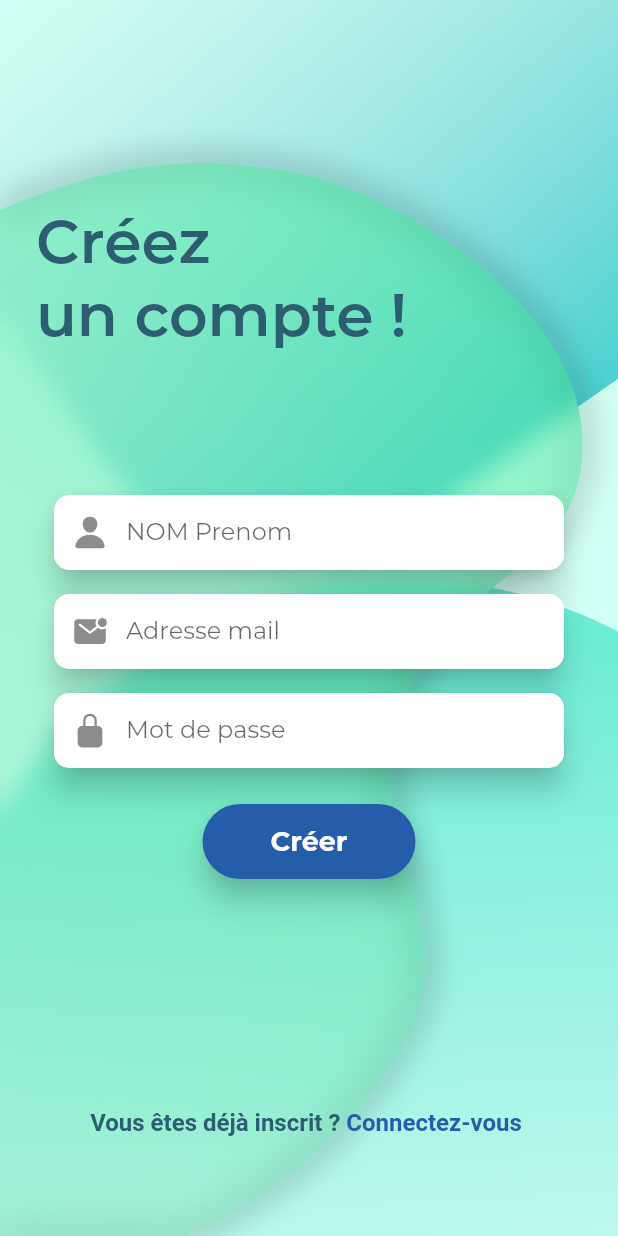
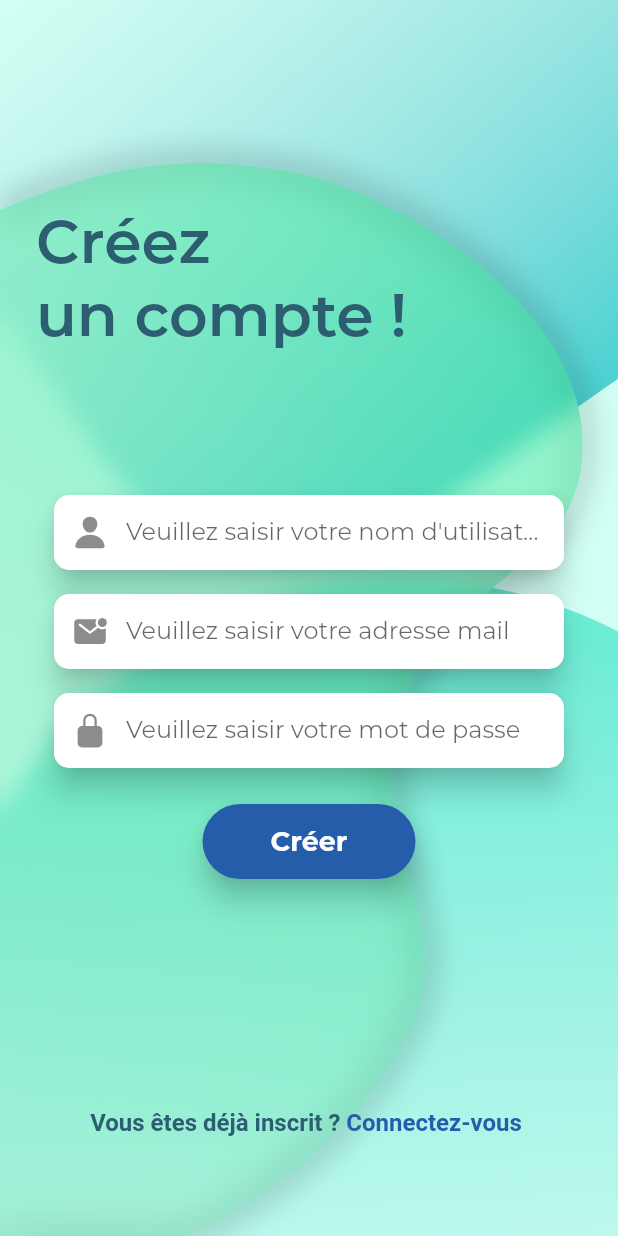
Before and after one commit to RidaMoustaoui/MSPR_PayeTonKawa, a Flutter app: the screen it shows after launch, on a phone screen of 412 x 824 dp. Run offline on Flutter 3.47's test engine with Material 2 defaults, Android fonts, the phone set to English and light mode, and no system bars; our stand-ins replace ionicons, sqflite; missing offline and left inert: encrypt; accounts and stored records are empty.

Commit message:
Update login_content.dart
modif recup text

```diff
--- a/lib/screens/login_screen/components/login_content.dart
+++ b/lib/screens/login_screen/components/login_content.dart
@@ -26,8 +26,13 @@ class _LoginContentState extends State<LoginContent>
     with TickerProviderStateMixin {
   late final List<Widget> createAccountContent;
   late final List<Widget> loginContent;
+  final myController1 = TextEditingController();
+  final myController2 = TextEditingController();
+  final myController3 = TextEditingController();
+  final myController4 = TextEditingController();
+  final myController5 = TextEditingController();
 
-  Widget inputField(String hint, IconData iconData) {
+  Widget inputField1(String hint, IconData iconData) {
     return Padding(
       padding: const EdgeInsets.symmetric(horizontal: 36, vertical: 8),
       child: SizedBox(
@@ -38,6 +43,123 @@ class _LoginContentState extends State<LoginContent>
           color: Colors.transparent,
           borderRadius: BorderRadius.circular(10),
           child: TextField(
+            controller: myController1,
+            textAlignVertical: TextAlignVertical.bottom,
+            decoration: InputDecoration(
+              border: OutlineInputBorder(
+                borderRadius: BorderRadius.circular(10),
+                borderSide: BorderSide.none,
+              ),
+              filled: true,
+              fillColor: Colors.white,
+              hintText: hint,
+              prefixIcon: Icon(iconData),
+            ),
+          ),
+        ),
+      ),
+    );
+  }
+
+  Widget inputField2(String hint, IconData iconData) {
+    return Padding(
+      padding: const EdgeInsets.symmetric(horizontal: 36, vertical: 8),
+      child: SizedBox(
+        height: 50,
+        child: Material(
+          elevation: 8,
+          shadowColor: Colors.black87,
+          color: Colors.transparent,
+          borderRadius: BorderRadius.circular(10),
+          child: TextField(
+            controller: myController2,
+            textAlignVertical: TextAlignVertical.bottom,
+            decoration: InputDecoration(
+              border: OutlineInputBorder(
+                borderRadius: BorderRadius.circular(10),
+                borderSide: BorderSide.none,
+              ),
+              filled: true,
+              fillColor: Colors.white,
+              hintText: hint,
+              prefixIcon: Icon(iconData),
+            ),
+          ),
+        ),
+      ),
+    );
+  }
+
+  Widget inputField3(String hint, IconData iconData) {
+    return Padding(
+      padding: const EdgeInsets.symmetric(horizontal: 36, vertical: 8),
+      child: SizedBox(
+        height: 50,
+        child: Material(
+          elevation: 8,
+          shadowColor: Colors.black87,
+          color: Colors.transparent,
+          borderRadius: BorderRadius.circular(10),
+          child: TextField(
+            controller: myController3,
+            textAlignVertical: TextAlignVertical.bottom,
+            decoration: InputDecoration(
+              border: OutlineInputBorder(
+                borderRadius: BorderRadius.circular(10),
+                borderSide: BorderSide.none,
+              ),
+              filled: true,
+              fillColor: Colors.white,
+              hintText: hint,
+              prefixIcon: Icon(iconData),
+            ),
+          ),
+        ),
+      ),
+    );
+  }
+
+  Widget inputField4(String hint, IconData iconData) {
+    return Padding(
+      padding: const EdgeInsets.symmetric(horizontal: 36, vertical: 8),
+      child: SizedBox(
+        height: 50,
+        child: Material(
+          elevation: 8,
+          shadowColor: Colors.black87,
+          color: Colors.transparent,
+          borderRadius: BorderRadius.circular(10),
+          child: TextField(
+            controller: myController4,
+            textAlignVertical: TextAlignVertical.bottom,
+            decoration: InputDecoration(
+              border: OutlineInputBorder(
+                borderRadius: BorderRadius.circular(10),
+                borderSide: BorderSide.none,
+              ),
+              filled: true,
+              fillColor: Colors.white,
+              hintText: hint,
+              prefixIcon: Icon(iconData),
+            ),
+          ),
+        ),
+      ),
+    );
+  }
+
+  Widget inputField5(String hint, IconData iconData) {
+    return Padding(
+      padding: const EdgeInsets.symmetric(horizontal: 36, vertical: 8),
+      child: SizedBox(
+        height: 50,
+        child: Material(
+          elevation: 8,
+          shadowColor: Colors.black87,
+          color: Colors.transparent,
+          borderRadius: BorderRadius.circular(10),
+          child: TextField(
+            controller: myController5,
             textAlignVertical: TextAlignVertical.bottom,
             decoration: InputDecoration(
               border: OutlineInputBorder(
@@ -59,11 +181,21 @@ class _LoginContentState extends State<LoginContent>
   {
     if(page=="Créer")
     {
-      debugPrint("1"+page);
+      if(myController1.text != "" && myController2.text != "" && myController3.text != "")
+      {
+        debugPrint(myController1.text);
+        debugPrint(myController2.text);
+        debugPrint(myController3.text);
+      }
+
     }
     if(page=="Connexion")
     {
-      debugPrint("2"+page);
+      if(myController4.text != "" && myController5.text != "")
+      {
+        debugPrint(myController4.text);
+        debugPrint(myController5.text);
+      }
     }
   }
 
@@ -96,15 +228,15 @@ class _LoginContentState extends State<LoginContent>
   @override
   void initState() {
     createAccountContent = [
-      inputField('NOM Prenom', Ionicons.person),
-      inputField('Adresse mail', Ionicons.mail_unread),
-      inputField('Mot de passe', Ionicons.lock_closed),
+      inputField1('Veuillez saisir votre nom d\'utilisateur', Ionicons.person),
+      inputField2('Veuillez saisir votre adresse mail', Ionicons.mail_unread),
+      inputField3('Veuillez saisir votre mot de passe', Ionicons.lock_closed),
       loginButton('Créer')
     ];
 
     loginContent = [
-      inputField('Adresse mail', Ionicons.mail_unread),
-      inputField('Mot de passe', Ionicons.lock_closed),
+      inputField4('Veuillez saisir votre adresse mail', Ionicons.mail_unread),
+      inputField5('Veuillez saisir votre mot de passe', Ionicons.lock_closed),
       loginButton('Connexion'),
     ];
 
@@ -134,7 +266,11 @@ class _LoginContentState extends State<LoginContent>
   @override
   void dispose() {
     ChangeScreenAnimation.dispose();
-
+    myController1.dispose();
+    myController2.dispose();
+    myController3.dispose();
+    myController4.dispose();
+    myController5.dispose();
     super.dispose();
   }
 
```
